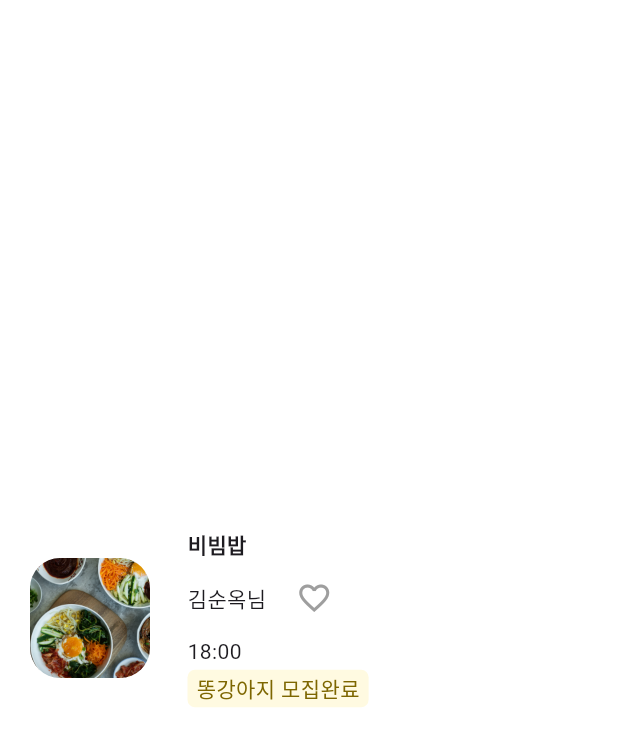
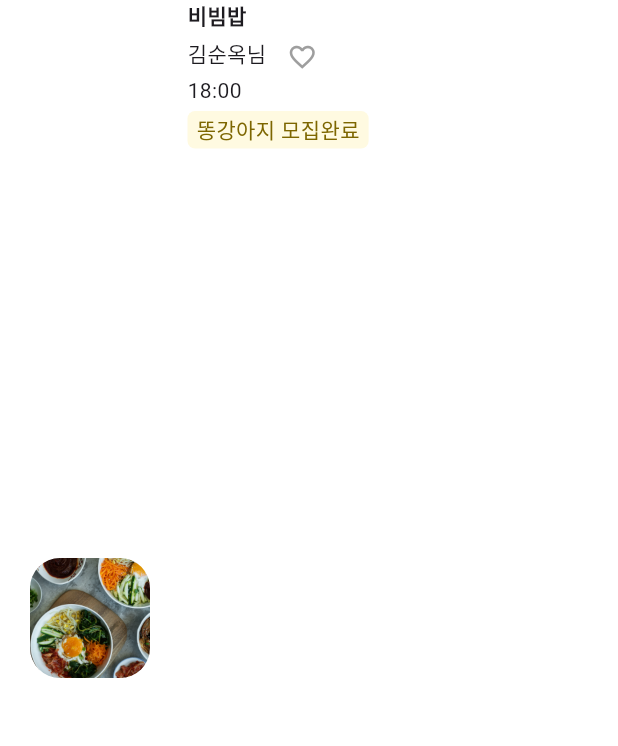
Before and after one commit to EN-SeoMinKim/PuppyAlert-Front-End, a Flutter app: the FoodCommonWidget widget shown alone on an empty page, opened directly, on a phone screen of 412 x 824 dp. Shown: the top 746 px of the screen. Run offline on Flutter 3.47's test engine with Material 3 defaults, Android fonts, the phone set to English and light mode, and no system bars; our stand-ins replace avatar_glow, flutter_dotenv, flutter_tts, geolocator, permission_handler, speech_to_text; missing offline and left inert: flutter_naver_map, remedi_kopo.

Commit message:
Design: food_common_widget의 글자 간의 간격 수정

```diff
--- a/puppy_alert/lib/widgets/common_widgets/food_common_widget.dart
+++ b/puppy_alert/lib/widgets/common_widgets/food_common_widget.dart
@@ -55,23 +55,24 @@ class _FoodCommonWidgetState extends State<FoodCommonWidget> {
           ),
           const SizedBox(width: 15),
           Column(
-            mainAxisAlignment: MainAxisAlignment.center,
             crossAxisAlignment: CrossAxisAlignment.start,
             children: [
               Text(
                 widget.foodName,
                 style: const TextStyle(fontWeight: FontWeight.bold),
               ),
-              const SizedBox(height: 2),
-              Row(
+              SizedBox(
+                height: 30,
+                child: Row(
+                  mainAxisAlignment: MainAxisAlignment.center,
                   crossAxisAlignment: CrossAxisAlignment.center,
                   children: [
                     Text(widget.hostName),
-                  const SizedBox(width: 8),
                     IconButton(
                       icon: Icon(
                         _isFavorite ? Icons.favorite : Icons.favorite_border,
                         color: _isFavorite ? Colors.red : Colors.grey,
+                        size: 20,
                       ),
                       onPressed: () {
                         setState(() {
@@ -81,9 +82,9 @@ class _FoodCommonWidgetState extends State<FoodCommonWidget> {
                     ),
                   ],
                 ),
-              const SizedBox(height: 2),
+              ),
               Text(widget.time),
-              const SizedBox(height: 2),
+              const SizedBox(height: 4),
               Container(
                 padding: const EdgeInsets.fromLTRB(6, 2, 6, 2),
                 decoration: BoxDecoration(
```
Lines whose indentation alone changed are shown as unchanged.
